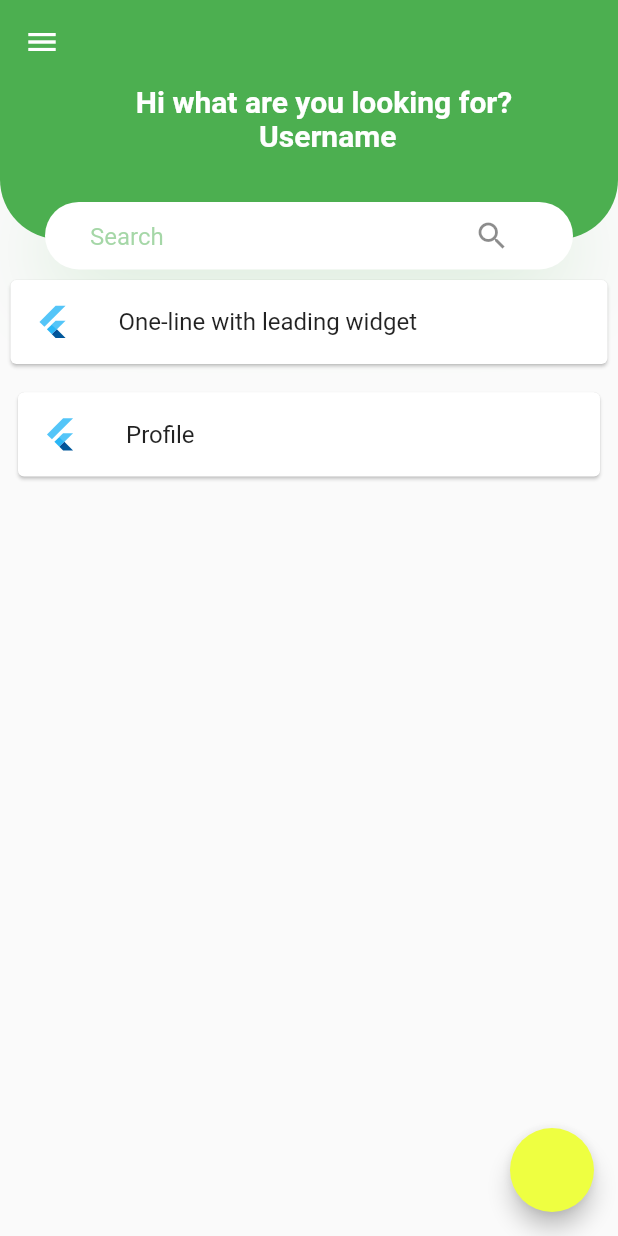
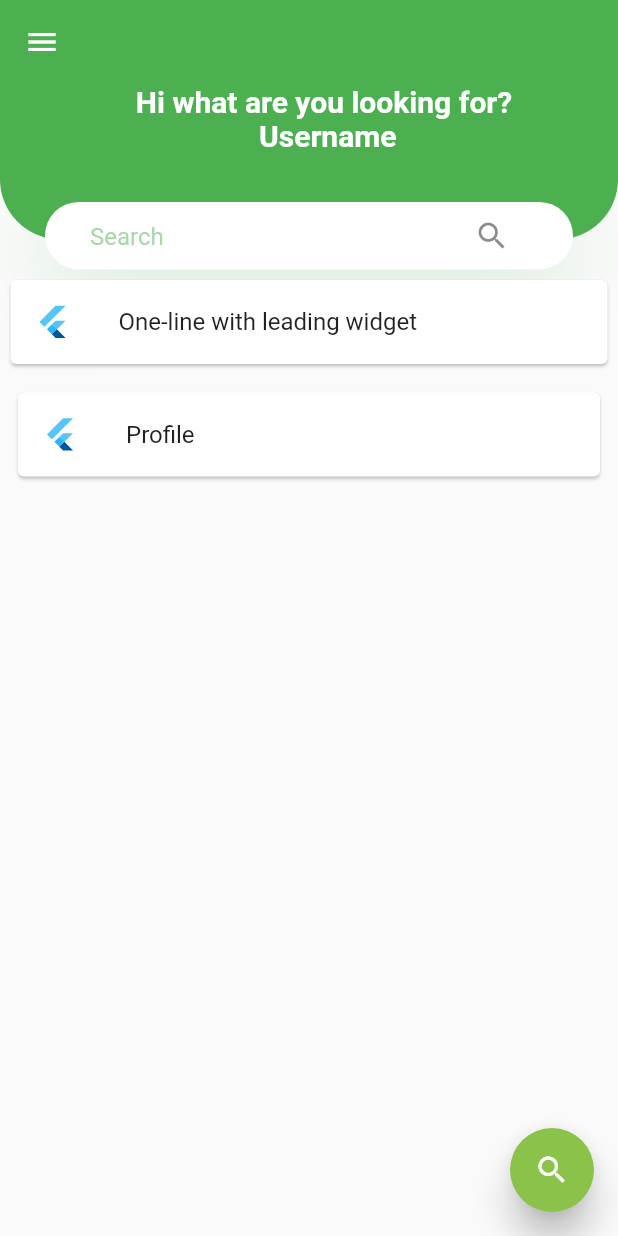
Before and after one commit to DavidMilai/shamba_yetu, a Flutter app: the screen it shows after launch, after a tap on "Log in", on a phone screen of 412 x 824 dp. Run offline on Flutter 3.47's test engine with Material 2 defaults, Android fonts, the phone set to English and light mode, and no system bars; our stand-ins replace firebase_auth, font_awesome_flutter, google_maps_flutter, modal_progress_hud; missing offline and left inert: multi_image_picker; accounts and stored records are empty.

```diff
--- a/lib/main.dart
+++ b/lib/main.dart
@@ -16,7 +16,7 @@ class MyApp extends StatelessWidget {
       title: 'Flutter Demo',
       theme: ThemeData(
         primarySwatch: Colors.green,
-        accentColor: Colors.limeAccent,
+        accentColor: Colors.lightGreen[500],
       ),
       initialRoute: '/',
       routes: {
--- a/lib/pages/home.dart
+++ b/lib/pages/home.dart
@@ -1,8 +1,37 @@
 import 'package:flutter/cupertino.dart';
 import 'package:flutter/material.dart';
+import 'package:font_awesome_flutter/font_awesome_flutter.dart';
 import 'profile.dart';
+import 'package:firebase_auth/firebase_auth.dart';
+import 'sell_page.dart';
 
-class Home extends StatelessWidget {
+class Home extends StatefulWidget {
+  @override
+  _HomeState createState() => _HomeState();
+}
+
+class _HomeState extends State<Home> {
+  final _auth = FirebaseAuth.instance;
+  FirebaseUser loggedInUser;
+
+  void getCurrentUser() async {
+    final user = await _auth.currentUser();
+    try {
+      if (user != null) {
+        loggedInUser = user;
+        print(loggedInUser.uid);
+      }
+    } catch (e) {
+      print(e);
+    }
+  }
+
+  @override
+  void initState() {
+    getCurrentUser();
+    super.initState();
+  }
+
   @override
   Widget build(BuildContext context) {
     Size size = MediaQuery.of(context).size;
@@ -111,7 +140,14 @@ class Home extends StatelessWidget {
           ],
         ),
       ),
-      floatingActionButton: FloatingActionButton(onPressed: () {}),
+      floatingActionButton: FloatingActionButton(
+        elevation: 10,
+        child: Icon(
+          Icons.search,
+          color: Colors.white,
+        ),
+        onPressed: () {},
+      ),
     );
   }
 }
--- a/lib/pages/login_screen.dart
+++ b/lib/pages/login_screen.dart
@@ -1,6 +1,8 @@
 import 'package:flutter/cupertino.dart';
 import 'package:flutter/material.dart';
 import 'register_screen.dart';
+import 'package:modal_progress_hud/modal_progress_hud.dart';
+import 'package:firebase_auth/firebase_auth.dart';
 
 class LoginScreen extends StatefulWidget {
   @override
@@ -8,12 +10,46 @@ class LoginScreen extends StatefulWidget {
 }
 
 class _LoginScreenState extends State<LoginScreen> {
+  bool isLoading = false;
+  TextEditingController emailInputController;
+  TextEditingController passwordInputController;
+
+  String pwdValidator(String value) {
+    if (value.length < 8) {
+      return 'Password must be longer than 8 characters';
+    } else {
+      return null;
+    }
+  }
+
+  String emailValidator(String value) {
+    Pattern pattern =
+        r'^(([^<>()[\]\\.,;:\s@\"]+(\.[^<>()[\]\\.,;:\s@\"]+)*)|(\".+\"))@((\[[0-9]{1,3}\.[0-9]{1,3}\.[0-9]{1,3}\.[0-9]{1,3}\])|(([a-zA-Z\-0-9]+\.)+[a-zA-Z]{2,}))$';
+    RegExp regex = new RegExp(pattern);
+    if (!regex.hasMatch(value)) {
+      return 'Email format is invalid';
+    } else if (regex == null) {
+      return 'Please enter an email address';
+    } else {
+      return null;
+    }
+  }
+
+  @override
+  void initState() {
+    emailInputController = TextEditingController();
+    passwordInputController = TextEditingController();
+    super.initState();
+  }
+
   @override
   Widget build(BuildContext context) {
     Size size = MediaQuery.of(context).size;
     return Scaffold(
       backgroundColor: Colors.white,
-      body: SafeArea(
+      body: ModalProgressHUD(
+        inAsyncCall: isLoading,
+        child: SafeArea(
           child: Stack(
             children: [
               Padding(
@@ -44,27 +80,29 @@ class _LoginScreenState extends State<LoginScreen> {
                     Center(
                       child: Text(
                         'Log in',
-                      style:
-                          TextStyle(fontSize: 40, fontWeight: FontWeight.bold),
+                        style: TextStyle(
+                            fontSize: 40, fontWeight: FontWeight.bold),
                       ),
                     ),
                     SizedBox(height: size.width / 5),
-                  TextField(
+                    TextFormField(
                       decoration: InputDecoration(
                           prefixIcon: Icon(
                             Icons.email,
                             size: 30,
                           ),
                           labelText: 'Email'),
+                      controller: emailInputController,
+                      validator: emailValidator,
+                      keyboardType: TextInputType.emailAddress,
                     ),
                     SizedBox(height: 15),
-                  TextField(
+                    TextFormField(
                       decoration: InputDecoration(
-                        prefixIcon: Icon(
-                          Icons.lock,
-                          size: 30,
-                        ),
+                          prefixIcon: Icon(Icons.lock, size: 30),
                           labelText: 'Password'),
+                      validator: pwdValidator,
+                      obscureText: true,
                     ),
                     SizedBox(height: 25),
                     MaterialButton(
@@ -108,6 +146,7 @@ class _LoginScreenState extends State<LoginScreen> {
             ],
           ),
         ),
+      ),
     );
   }
 }
```
Also changed, not shown: lib/pages/register_screen.dart (+20 -9 lines). Lines whose indentation alone changed are shown as unchanged.
